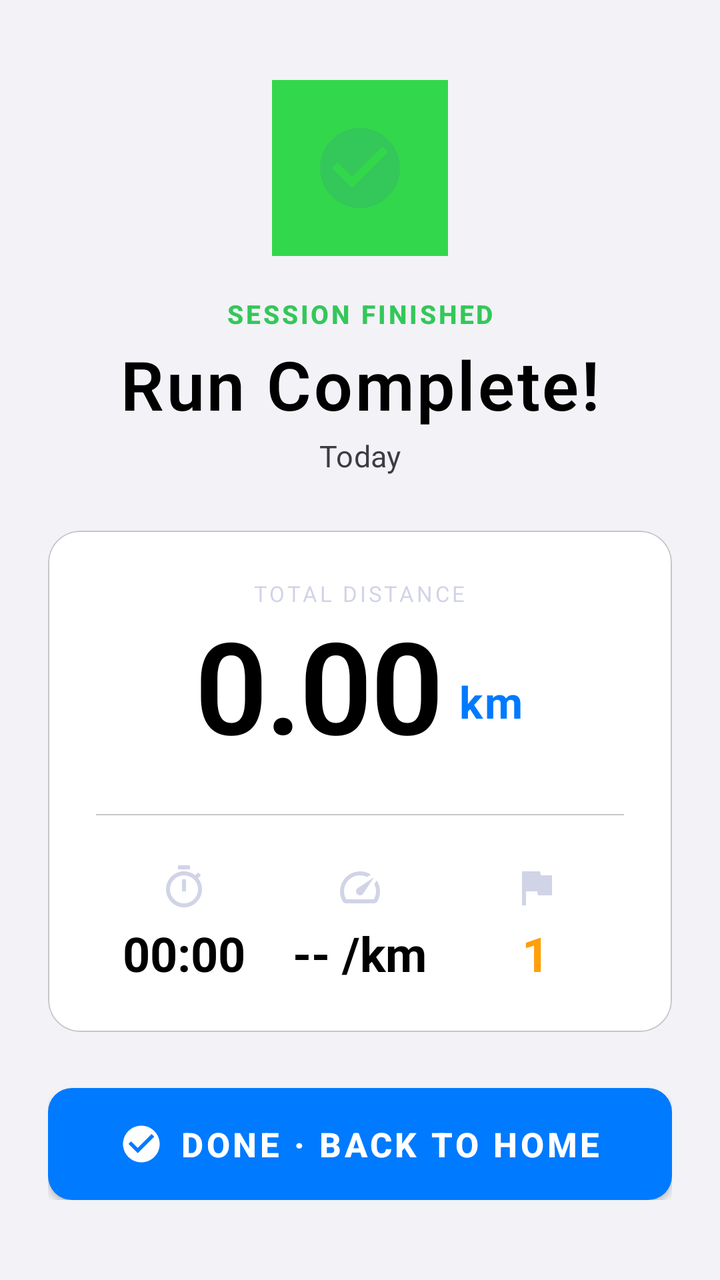
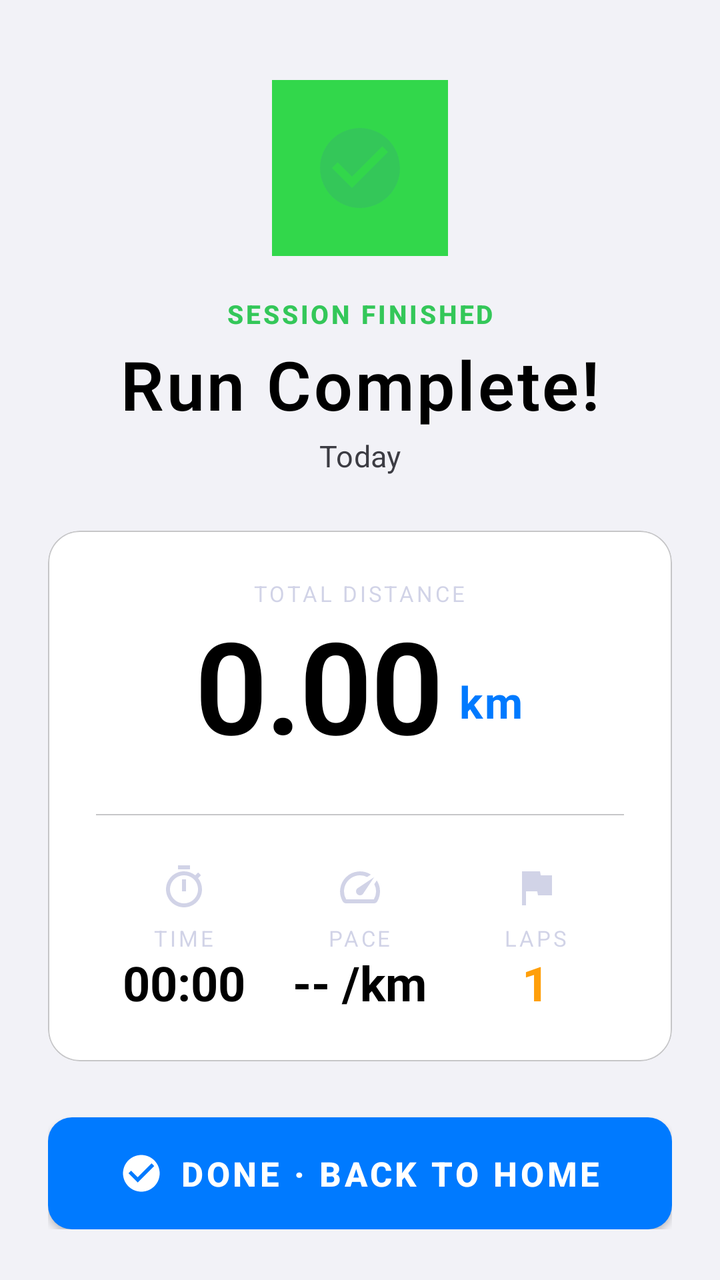

Compare the two renders of this Android layout. The source of the first and the diff that turns it into the second are given below.
<!-- AndroidManifest.xml: application theme Theme.ShameTracker -->
<!-- res/layout/fragment_session_summary.xml -->
<?xml version="1.0" encoding="utf-8"?>
<androidx.core.widget.NestedScrollView
    xmlns:android="http://schemas.android.com/apk/res/android"
    xmlns:app="http://schemas.android.com/apk/res-auto"
    xmlns:tools="http://schemas.android.com/tools"
    android:layout_width="match_parent"
    android:layout_height="match_parent"
    android:background="@color/background"
    android:fillViewport="true"
    android:clipToPadding="false"
    android:paddingBottom="40dp">

    <androidx.constraintlayout.widget.ConstraintLayout
        android:layout_width="match_parent"
        android:layout_height="wrap_content"
        android:paddingHorizontal="24dp"
        android:paddingTop="40dp">

        
        <androidx.appcompat.widget.AppCompatImageView
            android:id="@+id/iconBadgeLayout"
            android:layout_width="88dp"
            android:layout_height="88dp"
            android:src="@drawable/ic_check_circle"
            app:tint="@color/system_green"
            android:background="@color/system_green_light"
            android:padding="20dp"
            android:contentDescription="@null"
            app:layout_constraintTop_toTopOf="parent"
            app:layout_constraintStart_toStartOf="parent"
            app:layout_constraintEnd_toEndOf="parent" />

        
        <TextView
            android:id="@+id/tvSummarySubtitle"
            android:layout_width="wrap_content"
            android:layout_height="wrap_content"
            android:layout_marginTop="20dp"
            style="@style/TextAppearance.ShameTracker.SectionTitle"
            android:text="SESSION FINISHED"
            android:textColor="@color/system_green"
            app:layout_constraintTop_toBottomOf="@id/iconBadgeLayout"
            app:layout_constraintStart_toStartOf="parent"
            app:layout_constraintEnd_toEndOf="parent" />

        <TextView
            android:id="@+id/tvSummaryTitle"
            android:layout_width="wrap_content"
            android:layout_height="wrap_content"
            android:layout_marginTop="8dp"
            android:text="Run Complete!"
            style="@style/TextAppearance.ShameTracker.LargeTitle"
            app:layout_constraintTop_toBottomOf="@id/tvSummarySubtitle"
            app:layout_constraintStart_toStartOf="parent"
            app:layout_constraintEnd_toEndOf="parent" />

        <TextView
            android:id="@+id/tvSummaryDate"
            android:layout_width="wrap_content"
            android:layout_height="wrap_content"
            android:layout_marginTop="6dp"
            android:text="Today"
            style="@style/TextAppearance.ShameTracker.Subheadline"
            app:layout_constraintTop_toBottomOf="@id/tvSummaryTitle"
            app:layout_constraintStart_toStartOf="parent"
            app:layout_constraintEnd_toEndOf="parent" />

        
        <com.google.android.material.card.MaterialCardView
            android:id="@+id/cardSummaryDetails"
            android:layout_width="match_parent"
            android:layout_height="wrap_content"
            android:layout_marginTop="28dp"
            style="@style/Widget.ShameTracker.SectionCard"
            app:layout_constraintTop_toBottomOf="@id/tvSummaryDate"
            app:layout_constraintStart_toStartOf="parent"
            app:layout_constraintEnd_toEndOf="parent">

            <LinearLayout
                android:layout_width="match_parent"
                android:layout_height="wrap_content"
                android:orientation="vertical"
                android:padding="24dp"
                android:gravity="center_horizontal">

                
                <TextView
                    android:layout_width="wrap_content"
                    android:layout_height="wrap_content"
                    style="@style/TextAppearance.ShameTracker.MetricLabel"
                    android:text="TOTAL DISTANCE" />

                <LinearLayout
                    android:layout_width="wrap_content"
                    android:layout_height="wrap_content"
                    android:orientation="horizontal"
                    android:gravity="bottom"
                    android:baselineAligned="true"
                    android:layout_marginTop="4dp"
                    android:layout_marginBottom="24dp">

                    <TextView
                        android:id="@+id/tvSummaryDistance"
                        android:layout_width="wrap_content"
                        android:layout_height="wrap_content"
                        android:text="0.00"
                        style="@style/TextAppearance.ShameTracker.HeroMetric" />

                    <TextView
                        android:layout_width="wrap_content"
                        android:layout_height="wrap_content"
                        android:layout_marginStart="8dp"
                        android:layout_marginBottom="8dp"
                        android:text="km"
                        style="@style/TextAppearance.ShameTracker.Title2"
                        android:textColor="@color/system_blue" />
                </LinearLayout>

                
                <View
                    android:layout_width="match_parent"
                    android:layout_height="0.5dp"
                    android:background="@color/separator_opaque"
                    android:layout_marginBottom="24dp" />

                
                <LinearLayout
                    android:layout_width="match_parent"
                    android:layout_height="wrap_content"
                    android:orientation="horizontal"
                    android:baselineAligned="false"
                    android:weightSum="3">

                    
                    <LinearLayout
                        android:layout_width="0dp"
                        android:layout_height="wrap_content"
                        android:layout_weight="1"
                        android:orientation="vertical"
                        android:gravity="center">

                        <androidx.appcompat.widget.AppCompatImageView
                            android:layout_width="24dp"
                            android:layout_height="24dp"
                            android:src="@drawable/ic_timer"
                            app:tint="@color/label_tertiary"
                            android:contentDescription="@null"
                            android:layout_marginBottom="6dp" />

                        <TextView
                            style="@style/TextAppearance.ShameTracker.MetricLabel"
                            android:text="TIME" />

                        <TextView
                            android:id="@+id/tvSummaryDuration"
                            android:layout_width="wrap_content"
                            android:layout_height="wrap_content"
                            android:text="00:00"
                            style="@style/TextAppearance.ShameTracker.MediumMetric"
                            android:layout_marginTop="2dp" />
                    </LinearLayout>

                    
                    <LinearLayout
                        android:layout_width="0dp"
                        android:layout_height="wrap_content"
                        android:layout_weight="1"
                        android:orientation="vertical"
                        android:gravity="center">

                        <androidx.appcompat.widget.AppCompatImageView
                            android:layout_width="24dp"
                            android:layout_height="24dp"
                            android:src="@drawable/ic_speed"
                            app:tint="@color/label_tertiary"
                            android:contentDescription="@null"
                            android:layout_marginBottom="6dp" />

                        <TextView
                            style="@style/TextAppearance.ShameTracker.MetricLabel"
                            android:text="PACE" />

                        <TextView
                            android:id="@+id/tvSummaryPace"
                            android:layout_width="wrap_content"
                            android:layout_height="wrap_content"
                            android:text="-- /km"
                            style="@style/TextAppearance.ShameTracker.MediumMetric"
                            android:layout_marginTop="2dp" />
                    </LinearLayout>

                    
                    <LinearLayout
                        android:layout_width="0dp"
                        android:layout_height="wrap_content"
                        android:layout_weight="1"
                        android:orientation="vertical"
                        android:gravity="center">

                        <androidx.appcompat.widget.AppCompatImageView
                            android:layout_width="24dp"
                            android:layout_height="24dp"
                            android:src="@drawable/ic_flag"
                            app:tint="@color/label_tertiary"
                            android:contentDescription="@null"
                            android:layout_marginBottom="6dp" />

                        <TextView
                            style="@style/TextAppearance.ShameTracker.MetricLabel"
                            android:text="LAPS" />

                        <TextView
                            android:id="@+id/tvSummaryLaps"
                            android:layout_width="wrap_content"
                            android:layout_height="wrap_content"
                            android:text="1"
                            style="@style/TextAppearance.ShameTracker.MediumMetric"
                            android:textColor="@color/system_orange"
                            android:layout_marginTop="2dp" />
                    </LinearLayout>

                </LinearLayout>

            </LinearLayout>
        </com.google.android.material.card.MaterialCardView>

        
        <com.google.android.material.button.MaterialButton
            android:id="@+id/btnDone"
            style="@style/Widget.ShameTracker.Button.Primary"
            android:layout_width="match_parent"
            android:layout_height="56dp"
            android:layout_marginTop="28dp"
            android:text="Done · Back to Home"
            app:icon="@drawable/ic_check_circle"
            app:iconTint="#FFFFFF"
            app:iconSize="22dp"
            app:iconGravity="textStart"
            app:layout_constraintTop_toBottomOf="@id/cardSummaryDetails"
            app:layout_constraintStart_toStartOf="parent"
            app:layout_constraintEnd_toEndOf="parent" />

    </androidx.constraintlayout.widget.ConstraintLayout>
</androidx.core.widget.NestedScrollView>
<!-- resources referenced by this layout -->
<resources>
  <color name="background">@color/system_grouped_background</color>
  <color name="label_tertiary">#3C3C4399</color>
  <color name="separator_opaque">#C6C6C8</color>
  <color name="system_blue">#007AFF</color>
  <color name="system_green">#34C759</color>
  <color name="system_green_light">#32D74B</color>
  <color name="system_orange">#FF9F0A</color>
  <!-- drawable ic_flag (drawable) -->
  <vector xmlns:android="http://schemas.android.com/apk/res/android"
      android:width="24dp"
      android:height="24dp"
      android:viewportWidth="24"
      android:viewportHeight="24">
      <path
          android:fillColor="#FFFFFFFF"
          android:pathData="M14.4,6L14,4H5v17h2v-7h5.6l0.4,2h7V6h-6z"/>
  </vector>
  <style name="TextAppearance.ShameTracker.MediumMetric" parent="TextAppearance.MaterialComponents.Headline5">
          <item name="android:textSize">24sp</item>
          <item name="android:textStyle">bold</item>
          <item name="android:textColor">@color/label_primary</item>
          <item name="android:includeFontPadding">false</item>
      </style>
  <style name="TextAppearance.ShameTracker.MetricLabel" parent="TextAppearance.MaterialComponents.Caption">
          <item name="android:textSize">11sp</item>
          <item name="android:textColor">@color/label_tertiary</item>
          <item name="android:textAllCaps">true</item>
          <item name="android:letterSpacing">0.12</item>
      </style>
  <style name="TextAppearance.ShameTracker.Subheadline" parent="TextAppearance.MaterialComponents.Subtitle1">
          <item name="android:textSize">15sp</item>
          <item name="android:textColor">@color/label_secondary</item>
          <item name="android:includeFontPadding">false</item>
      </style>
  <color name="system_grouped_background">#F2F2F7</color>
  <color name="label_primary">#000000</color>
  <color name="label_secondary">#3C3C43</color>
  <color name="secondary_system_grouped_background">#FFFFFF</color>
  <color name="primary">@color/system_blue</color>
  <color name="primary_variant">@color/system_blue_dark</color>
  <color name="on_primary">#FFFFFF</color>
  <color name="accent">@color/system_orange</color>
  <color name="accent_light">@color/system_orange_light</color>
  <color name="error">@color/system_red</color>
  <color name="surface">@color/system_background</color>
  <color name="surface_variant">@color/secondary_system_background</color>
  <color name="on_surface">@color/label_primary</color>
  <color name="on_surface_medium">@color/label_secondary</color>
  <!-- drawable bg_light_canvas (drawable) -->
  <?xml version="1.0" encoding="utf-8"?>
  <shape xmlns:android="http://schemas.android.com/apk/res/android"
      android:shape="rectangle">
      <gradient
          android:type="linear"
          android:angle="315"
          android:startColor="#EFF6FF"
          android:centerColor="#F8FAFF"
          android:endColor="#EEF2FF" />
  </shape>
  <style name="ShapeAppearance.ShameTracker.Small" parent="ShapeAppearance.MaterialComponents.SmallComponent">
          <item name="cornerFamily">rounded</item>
          <item name="cornerSize">8dp</item>
      </style>
  <style name="ShapeAppearance.ShameTracker.Medium" parent="ShapeAppearance.MaterialComponents.MediumComponent">
          <item name="cornerFamily">rounded</item>
          <item name="cornerSize">16dp</item>
      </style>
  <style name="ShapeAppearance.ShameTracker.Large" parent="ShapeAppearance.MaterialComponents.LargeComponent">
          <item name="cornerFamily">rounded</item>
          <item name="cornerSize">24dp</item>
      </style>
  <color name="system_blue_dark">#0051D5</color>
  <color name="system_orange_light">#FFB340</color>
  <color name="system_red">#FF3B30</color>
  <color name="system_background">#FFFFFF</color>
  <color name="secondary_system_background">#F2F2F7</color>
  <!-- unchanged entries left out for length: 10 -->
</resources>

<!-- the commit's change to res/layout/fragment_session_summary.xml (unified diff, before → after) -->
@@ -148,6 +148,8 @@
                             android:layout_marginBottom="6dp" />
 
                         <TextView
+                            android:layout_width="wrap_content"
+                            android:layout_height="wrap_content"
                             style="@style/TextAppearance.ShameTracker.MetricLabel"
                             android:text="TIME" />
 
@@ -177,6 +179,8 @@
                             android:layout_marginBottom="6dp" />
 
                         <TextView
+                            android:layout_width="wrap_content"
+                            android:layout_height="wrap_content"
                             style="@style/TextAppearance.ShameTracker.MetricLabel"
                             android:text="PACE" />
 
@@ -206,6 +210,8 @@
                             android:layout_marginBottom="6dp" />
 
                         <TextView
+                            android:layout_width="wrap_content"
+                            android:layout_height="wrap_content"
                             style="@style/TextAppearance.ShameTracker.MetricLabel"
                             android:text="LAPS" />
 
